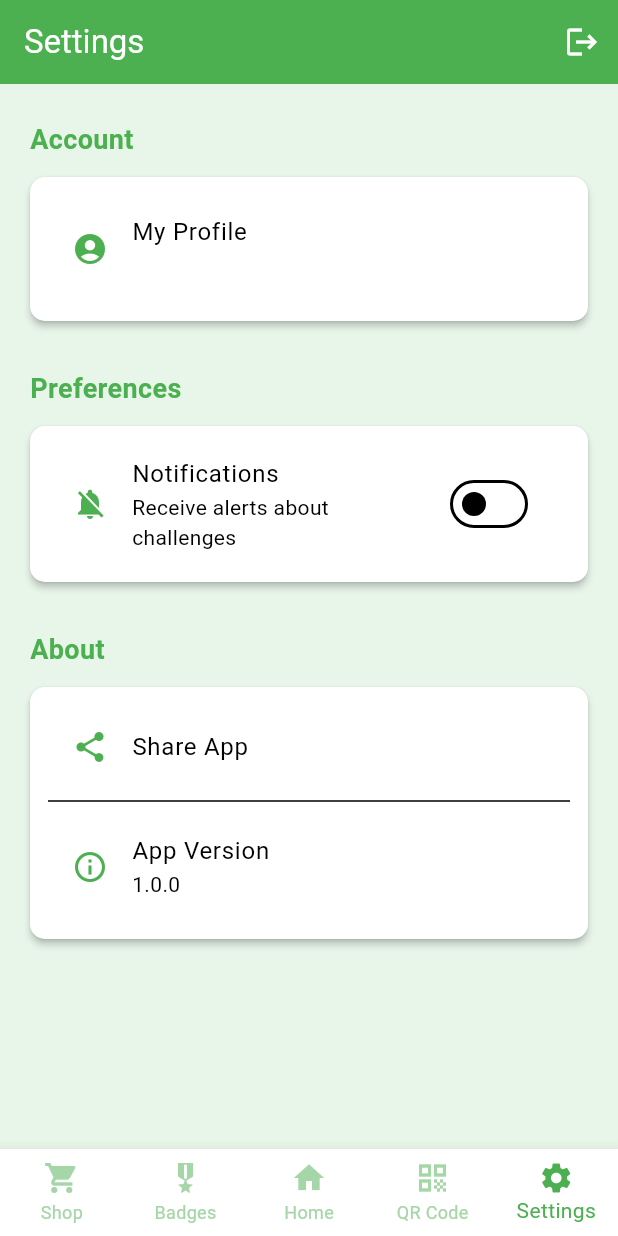
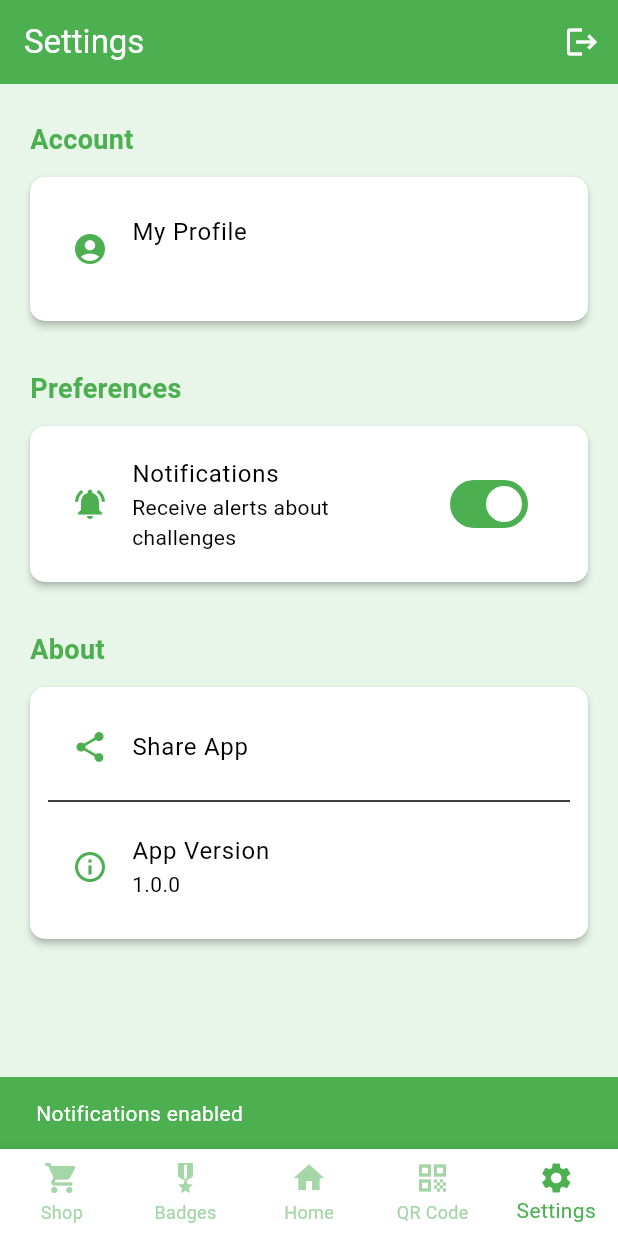
Before and after one commit to LEIC-ES-2024-25/2LEIC02T3, a Flutter app: the screen it shows once a user with an empty profile is signed in, item 5 of the bottom bar chosen, after a tap on "Notifications", on a phone screen of 412 x 824 dp. Run offline on Flutter 3.47's test engine with Material 3 defaults, Android fonts, the phone set to English and light mode, and no system bars; our stand-ins replace cloud_firestore, firebase_auth, firebase_core, flutter_local_notifications, pedometer, qr_flutter; missing offline and left inert: flutter_activity_recognition, mobile_scanner; accounts and stored records are empty; generated files the repository leaves out were written again; network calls fail.

Commit message:
Add notification preference handling in settings and services

```diff
--- a/lib/screens/settings_screen.dart
+++ b/lib/screens/settings_screen.dart
@@ -5,6 +5,7 @@ import '../providers/badges_provider.dart';
 import '../providers/challenges_provider.dart';
 import '../providers/points_provider.dart';
 import '../services/auth_service.dart';
+import '../services/progress_service.dart';
 import '../widgets/auth_wrapper.dart';
 import 'bottom_navigation_bar.dart';
 
@@ -18,6 +19,42 @@ class SettingsScreen extends StatefulWidget {
 class _SettingsScreenState extends State<SettingsScreen> {
   bool _isLoading = false;
   bool _notificationsEnabled = true;
+
+  @override
+  void initState() {
+    super.initState();
+    _loadNotificationPreference();
+  }
+
+  Future<void> _loadNotificationPreference() async {
+    try {
+      final progressService = ProgressService();
+      final userData = await progressService.getUserProgress();
+      if (userData != null && userData.containsKey('notifications_enabled')) {
+        setState(() {
+          _notificationsEnabled = userData['notifications_enabled'] as bool;
+        });
+      }
+    } catch (e) {
+      debugPrint('Error loading notification preference: $e');
+    }
+  }
+
+  Future<void> _saveNotificationPreference(bool enabled) async {
+    try {
+      await ProgressService().setUserProgress({
+        'notifications_enabled': enabled,
+      });
+    } catch (e) {
+      debugPrint('Error saving notification preference: $e');
+      ScaffoldMessenger.of(context).showSnackBar(
+        SnackBar(
+          content: Text('Error saving notification settings: $e'),
+          backgroundColor: Colors.red,
+        ),
+      );
+    }
+  }
 
   Future<void> _handleLogout(BuildContext context) async {
     setState(() => _isLoading = true);
@@ -117,10 +154,22 @@ class _SettingsScreenState extends State<SettingsScreen> {
                       color: Colors.green
                   ),
                   value: _notificationsEnabled,
-                  onChanged: (value) {
+                  onChanged: (value) async {
                     setState(() {
                       _notificationsEnabled = value;
                     });
+                    await _saveNotificationPreference(value);
+
+                    // Show feedback to user
+                    if (mounted) {
+                      ScaffoldMessenger.of(context).showSnackBar(
+                        SnackBar(
+                          content: Text(value ? 'Notifications enabled' : 'Notifications disabled'),
+                          backgroundColor: Colors.green,
+                          duration: const Duration(seconds: 2),
+                        ),
+                      );
+                    }
                   },
                 ),
               ),
--- a/lib/services/auth_service.dart
+++ b/lib/services/auth_service.dart
@@ -25,9 +25,12 @@ class AuthService {
   Future<UserCredential?> signUpWithEmailAndPassword(String email, String password) async {
     try {
       final credential = await _auth.createUserWithEmailAndPassword(email: email, password: password);
-      // Initialize user_progress with empty badges field
+      // Initialize user_progress with empty badges field and notification preferences
       if (credential.user != null) {
-        await ProgressService().setUserProgress({'badges': []});
+        await ProgressService().setUserProgress({
+          'badges': [],
+          'notifications_enabled': true  // Default notification setting is enabled
+        });
       }
       return credential;
     } on FirebaseAuthException catch (e) {
```
Also changed, not shown: lib/services/notification_service.dart (+27 -0 lines).
